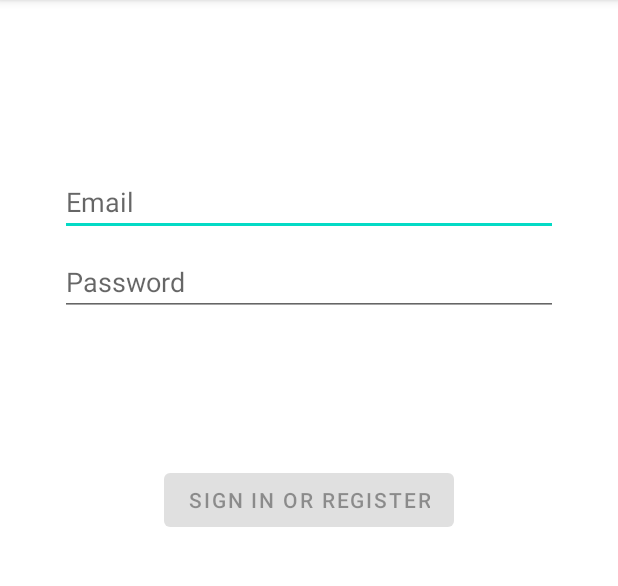
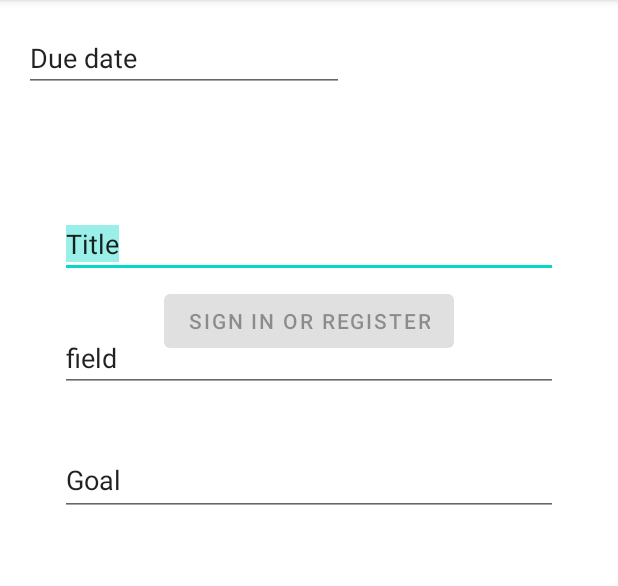
Before and after one commit to Kiiroi-dev/AppTools, an Android app: the fragment FormAddBudgetFragment shown on its own in the app's theme, on a phone screen of 412 x 824 dp, the part 84-670 px from its top. Run offline under Robolectric (Android 15) with nearby library versions, the phone set to English and light mode, and no system bars.

```diff
--- a/app/src/main/java/com/example/apptools/MainActivity.kt
+++ b/app/src/main/java/com/example/apptools/MainActivity.kt
@@ -38,7 +38,7 @@ class MainActivity : AppCompatActivity() {
         // menu should be considered as top level destinations.
         appBarConfiguration = AppBarConfiguration(
             setOf(
-                R.id.nav_home, R.id.nav_finance, R.id.nav_slideshow
+                R.id.nav_home, R.id.nav_finance, R.id.nav_formAddBudget
             ), drawerLayout
         )
         setupActionBarWithNavController(navController, appBarConfiguration)
--- a/app/src/main/java/com/example/apptools/ui/finance/ui/login/FormAddBudgetFragment.kt
+++ b/app/src/main/java/com/example/apptools/ui/finance/ui/login/FormAddBudgetFragment.kt
@@ -40,7 +40,7 @@ class FormAddBudgetFragment : Fragment() {
 
     }
 
-    override fun onViewCreated(view: View, savedInstanceState: Bundle?) {
+    /*override fun onViewCreated(view: View, savedInstanceState: Bundle?) {
         super.onViewCreated(view, savedInstanceState)
         loginViewModel = ViewModelProvider(this, LoginViewModelFactory())
             .get(LoginViewModel::class.java)
@@ -129,4 +129,5 @@ class FormAddBudgetFragment : Fragment() {
         super.onDestroyView()
         _binding = null
     }
+    */
 }
--- a/app/src/main/java/com/example/apptools/ui/finance/ui/login/LoginViewModel.kt
+++ b/app/src/main/java/com/example/apptools/ui/finance/ui/login/LoginViewModel.kt
@@ -4,8 +4,6 @@ import androidx.lifecycle.LiveData
 import androidx.lifecycle.MutableLiveData
 import androidx.lifecycle.ViewModel
 import android.util.Patterns
-import com.example.apptools.ui.finance.data.LoginRepository
-import com.example.apptools.ui.finance.data.Result
 
 import com.example.apptools.R
 
--- a/app/src/main/java/com/example/apptools/ui/finance/ui/login/LoginViewModelFactory.kt
+++ b/app/src/main/java/com/example/apptools/ui/finance/ui/login/LoginViewModelFactory.kt
@@ -2,8 +2,6 @@ package com.example.apptools.ui.finance.ui.login
 
 import androidx.lifecycle.ViewModel
 import androidx.lifecycle.ViewModelProvider
-import com.example.apptools.ui.finance.data.LoginDataSource
-import com.example.apptools.ui.finance.data.LoginRepository
 
 /**
  * ViewModel provider factory to instantiate LoginViewModel.
--- a/app/src/main/res/layout/fragment_form_add_budget.xml
+++ b/app/src/main/res/layout/fragment_form_add_budget.xml
@@ -11,35 +11,49 @@
     android:paddingBottom="@dimen/fragment_vertical_margin"
     tools:context=".ui.finance.ui.login.FormAddBudgetFragment">
 
+
     <EditText
-        android:id="@+id/username"
+        android:id="@+id/titleBudget"
         android:layout_width="0dp"
         android:layout_height="wrap_content"
         android:layout_marginStart="24dp"
-        android:layout_marginTop="96dp"
+        android:layout_marginTop="124dp"
         android:layout_marginEnd="24dp"
-        android:hint="@string/prompt_email"
         android:inputType="textEmailAddress"
         android:selectAllOnFocus="true"
+        android:text="Title"
+        app:layout_constraintEnd_toEndOf="parent"
+        app:layout_constraintHorizontal_bias="0.0"
+        app:layout_constraintStart_toStartOf="parent"
+        app:layout_constraintTop_toTopOf="parent" />
+
+    <EditText
+        android:id="@+id/goalAmount"
+        android:layout_width="0dp"
+        android:layout_height="wrap_content"
+        android:layout_marginStart="24dp"
+        android:layout_marginTop="280dp"
+        android:layout_marginEnd="24dp"
+        android:minHeight="48dp"
+        android:selectAllOnFocus="true"
+        android:text="Goal"
         app:layout_constraintEnd_toEndOf="parent"
         app:layout_constraintStart_toStartOf="parent"
         app:layout_constraintTop_toTopOf="parent" />
 
     <EditText
-        android:id="@+id/password"
+        android:id="@+id/field"
         android:layout_width="0dp"
         android:layout_height="wrap_content"
         android:layout_marginStart="24dp"
-        android:layout_marginTop="8dp"
+        android:layout_marginTop="200dp"
         android:layout_marginEnd="24dp"
-        android:hint="@string/prompt_password"
-        android:imeActionLabel="@string/action_sign_in_short"
-        android:imeOptions="actionDone"
-        android:inputType="textPassword"
         android:selectAllOnFocus="true"
+        android:text="field"
         app:layout_constraintEnd_toEndOf="parent"
+        app:layout_constraintHorizontal_bias="0.843"
         app:layout_constraintStart_toStartOf="parent"
-        app:layout_constraintTop_toBottomOf="@+id/username" />
+        app:layout_constraintTop_toTopOf="parent" />
 
     <Button
         android:id="@+id/login"
@@ -55,7 +69,7 @@
         app:layout_constraintBottom_toBottomOf="parent"
         app:layout_constraintEnd_toEndOf="parent"
         app:layout_constraintStart_toStartOf="parent"
-        app:layout_constraintTop_toBottomOf="@+id/password"
+        app:layout_constraintTop_toBottomOf="@+id/dueDate"
         app:layout_constraintVertical_bias="0.2" />
 
     <ProgressBar
@@ -69,8 +83,19 @@
         android:layout_marginBottom="64dp"
         android:visibility="gone"
         app:layout_constraintBottom_toBottomOf="parent"
-        app:layout_constraintEnd_toEndOf="@+id/password"
-        app:layout_constraintStart_toStartOf="@+id/password"
+        app:layout_constraintEnd_toEndOf="@+id/dueDate"
+        app:layout_constraintStart_toStartOf="@+id/dueDate"
         app:layout_constraintTop_toTopOf="parent"
         app:layout_constraintVertical_bias="0.3" />
+
+    <EditText
+        android:id="@+id/dueDate"
+        android:layout_width="wrap_content"
+        android:layout_height="wrap_content"
+        android:ems="10"
+        android:inputType="date"
+        android:text="Due date"
+        tools:layout_editor_absoluteX="29dp"
+        tools:layout_editor_absoluteY="362dp" />
+
 </androidx.constraintlayout.widget.ConstraintLayout>
--- a/app/src/main/res/menu/activity_main_drawer.xml
+++ b/app/src/main/res/menu/activity_main_drawer.xml
@@ -13,7 +13,7 @@
             android:icon="@drawable/ic_menu_gallery"
             android:title="@string/menu_gallery" />
         <item
-            android:id="@+id/nav_slideshow"
+            android:id="@+id/nav_formAddBudget"
             android:icon="@drawable/ic_menu_slideshow"
             android:title="@string/menu_slideshow" />
     </group>
--- a/app/src/main/res/navigation/mobile_navigation.xml
+++ b/app/src/main/res/navigation/mobile_navigation.xml
@@ -18,8 +18,8 @@
         tools:layout="@layout/fragment_finance" />
 
     <fragment
-        android:id="@+id/nav_slideshow"
-        android:name="com.example.apptools.ui.slideshow.SlideshowFragment"
+        android:id="@+id/nav_formAddBudget"
+        android:name="com.example.apptools.ui.finance.ui.login.FormAddBudgetFragment"
         android:label="@string/menu_slideshow"
-        tools:layout="@layout/fragment_slideshow" />
+        tools:layout="@layout/fragment_form_add_budget" />
 </navigation>
--- a/build.gradle
+++ b/build.gradle
@@ -5,7 +5,7 @@ buildscript {
         mavenCentral()
     }
     dependencies {
-        classpath "com.android.tools.build:gradle:7.0.0-alpha15"
+        classpath "com.android.tools.build:gradle:7.0.0-beta02"
         classpath "org.jetbrains.kotlin:kotlin-gradle-plugin:1.5.0"
 
         // NOTE: Do not place your application dependencies here; they belong
```
Also changed, not shown: app/build.gradle (+57 -5 lines), app/src/main/java/com/example/apptools/converter/MyConverters.kt (added, +22 -0 lines), app/src/main/java/com/example/apptools/ui/finance/FinanceViewModel.kt (+22 -4 lines), app/src/main/java/com/example/apptools/ui/finance/data/BudgetRepository.kt (added, +15 -0 lines), app/src/main/java/com/example/apptools/ui/finance/data/Database.kt (added, +32 -0 lines), app/src/main/java/com/example/apptools/ui/finance/data/EntityBudget.kt (added, +16 -0 lines), app/src/main/java/com/example/apptools/ui/finance/data/EntityBudgetDao.kt (added, +13 -0 lines), app/src/main/java/com/example/apptools/ui/finance/data/LoginDataSource.kt (deleted, +0 -24 lines), app/src/main/java/com/example/apptools/ui/finance/data/LoginRepository.kt (deleted, +0 -46 lines), app/src/main/java/com/example/apptools/ui/finance/data/Result.kt (deleted, +0 -18 lines), app/src/main/java/com/example/apptools/ui/finance/data/model/LoggedInUser.kt (deleted, +0 -9 lines), app/src/main/res/drawable/ic_menu_form_add_budget.xml (added, +9 -0 lines).
